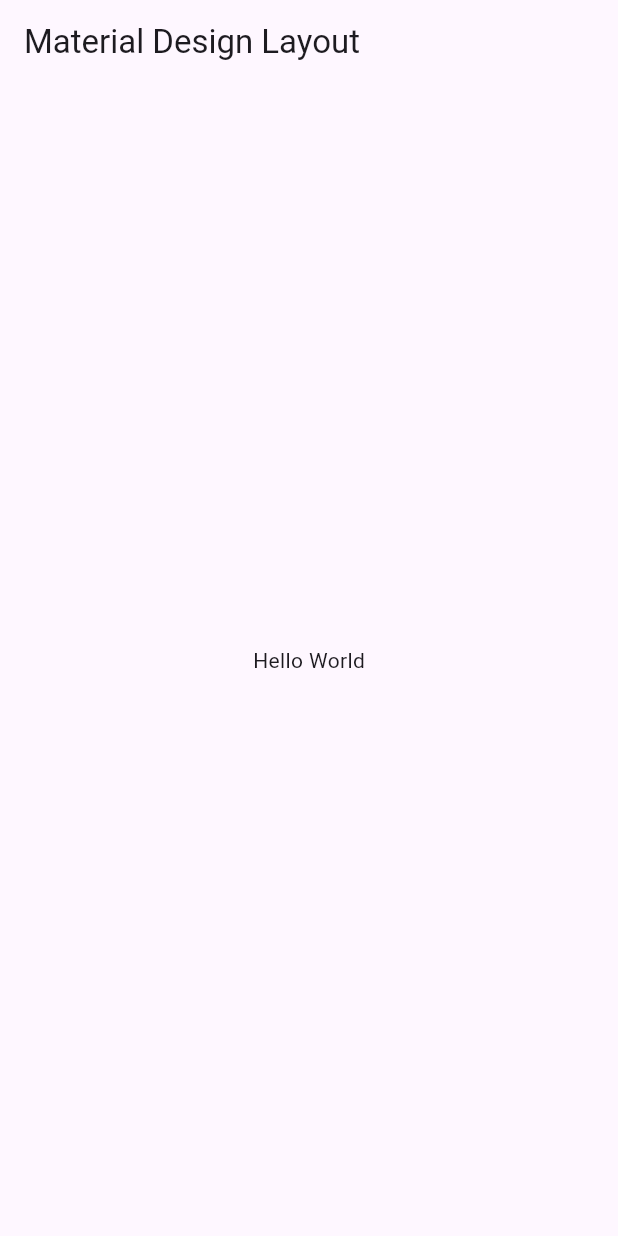
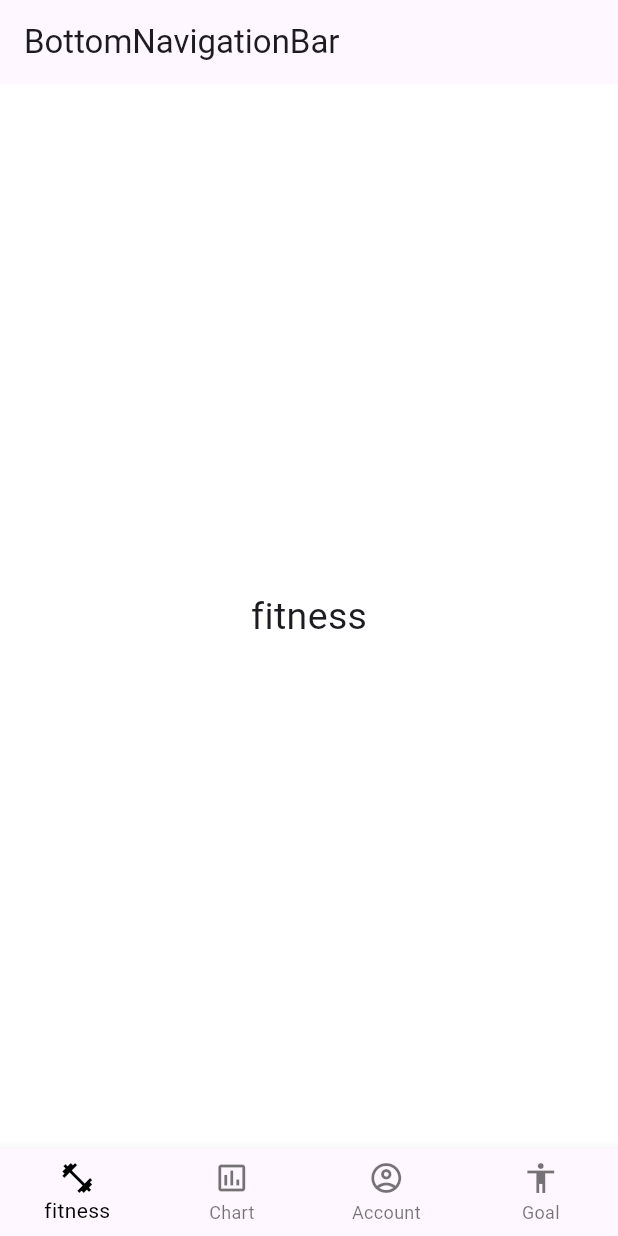
Before and after one commit to tiger9810/Flutter_practice, a Flutter app: the screen it shows after launch, on a phone screen of 412 x 824 dp. Run offline on Flutter 3.47's test engine with Material 3 defaults, Android fonts, the phone set to English and light mode, and no system bars.

Commit message:
Bottombar

```diff
--- a/lib/main.dart
+++ b/lib/main.dart
@@ -1,24 +1,82 @@
 import 'package:flutter/material.dart';
 import 'package:flutter/rendering.dart';
 
-void main() {
-  debugPaintSizeEnabled = true;
-  runApp(MyApp());
+class MainPage extends StatefulWidget {
+  @override
+  _MainPageState createState() => _MainPageState();
 }
 
-class MyApp extends StatelessWidget {
+class _MainPageState extends State<MainPage> {
+  int _currentIndex = 0;
+  final _pageWidgets = [
+    PageWidget(color: Colors.white, title: 'fitness'),
+    PageWidget(color: Colors.blue, title: 'Chart'),
+    PageWidget(color: Colors.orange, title: 'Account'),
+    PageWidget(color: Color.fromARGB(255, 0, 255, 38), title: 'Goal'),
+  ];
+
   @override
   Widget build(BuildContext context) {
     return MaterialApp(
-      title: 'Flutter Material Design',
+      title: 'Material App',
       home: Scaffold(
-        appBar: AppBar(
-          title: const Text('Material Design Layout'),
-        ),
-        body: const Center(
-          child: Text('Hello World'),
+      appBar: AppBar(
+        title: Text('BottomNavigationBar'),
+      ),
+      body: _pageWidgets.elementAt(_currentIndex),
+      bottomNavigationBar: BottomNavigationBar(
+        items: <BottomNavigationBarItem>[
+          BottomNavigationBarItem(icon: Icon(Icons.fitness_center), label: 'fitness'),
+          BottomNavigationBarItem(icon: Icon(Icons.insert_chart_outlined_outlined), label: 'Chart'),
+          BottomNavigationBarItem(icon: Icon(Icons.account_circle_outlined), label: 'Account'),
+          BottomNavigationBarItem(icon: Icon(Icons.accessibility), label: 'Goal'),
+        ],
+        currentIndex: _currentIndex,
+        fixedColor: const Color.fromARGB(255, 0, 0, 0),
+        onTap: _onItemTapped,
+        type: BottomNavigationBarType.fixed,
+      ),
+    )
+    );
+
+
+  }
+
+  void _onItemTapped(int index) {
+    setState(() {
+      _currentIndex = index;
+    });
+  }
+}
+
+class PageWidget extends StatelessWidget {
+  final Color color;
+  final String title;
+
+  const PageWidget({
+    Key? key,
+    required this.color,
+    required this.title,
+  }) : super(key: key);
+
+  @override
+  Widget build(BuildContext context) {
+    return Container(
+      color: color,
+      child: Center(
+        child: Text(
+          title,
+          style: TextStyle(
+            fontSize: 25,
+          ),
         ),
       ),
     );
   }
 }
+
+void main() {
+  runApp(MaterialApp(
+    home: MainPage(),
+  ));
+}
```
